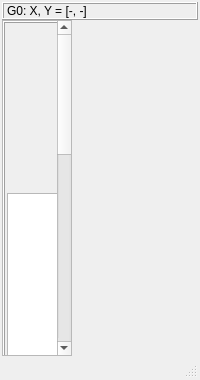
yesint/QtGrace6, file src/MainWindow.ui: the form before one commit.
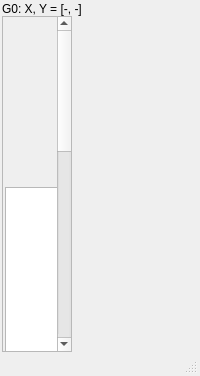
The form after the commit. Icons and pictures are not drawn. Custom widgets are drawn as their Qt base class.

Commit message:
Remove redundant layout calls; strip bevel frames from toolbar panels
Layout: remove zero-stretch rows/cols (Qt defaults) and the column
minimum width (widget minimumSize in .ui is sufficient). Keep only the
four genuinely necessary calls: tool_layout stretch pair, row 3/col 1
canvas stretch, and the two row minimum heights used by the show/hide
toggles in ManageBars().

Frames: remove QFrame::Box|Raised from statLocBar, toolBar1, toolBar2
and the scroll QScrollArea — all now use the default NoFrame style.
Layout margins provide the visual separation instead of raised bevels.

```diff
--- a/src/MainWindow.ui
+++ b/src/MainWindow.ui
@@ -18,8 +18,8 @@
    <item row="1" column="0" colspan="2">
     <widget class="QLabel" name="statLocBar">
      <property name="text"><string>G0: X, Y = [-, -]</string></property>
-     <property name="frameShape"><enum>QFrame::Box</enum></property>
-     <property name="frameShadow"><enum>QFrame::Raised</enum></property>
+     
+     
     </widget>
    </item>
 
@@ -40,8 +40,8 @@
        <item>
         <widget class="QFrame" name="toolBar1">
          <property name="minimumSize"><size><width>68</width><height>0</height></size></property>
-         <property name="frameShape"><enum>QFrame::Box</enum></property>
-         <property name="frameShadow"><enum>QFrame::Raised</enum></property>
+         
+         
          <layout class="QGridLayout" name="toolLayout1">
           <property name="leftMargin"><number>2</number></property>
           <property name="topMargin"><number>2</number></property>
```
Left out of the diff: 4 changed lines with no effect on the pictures. The commit also changes 1 other file.
